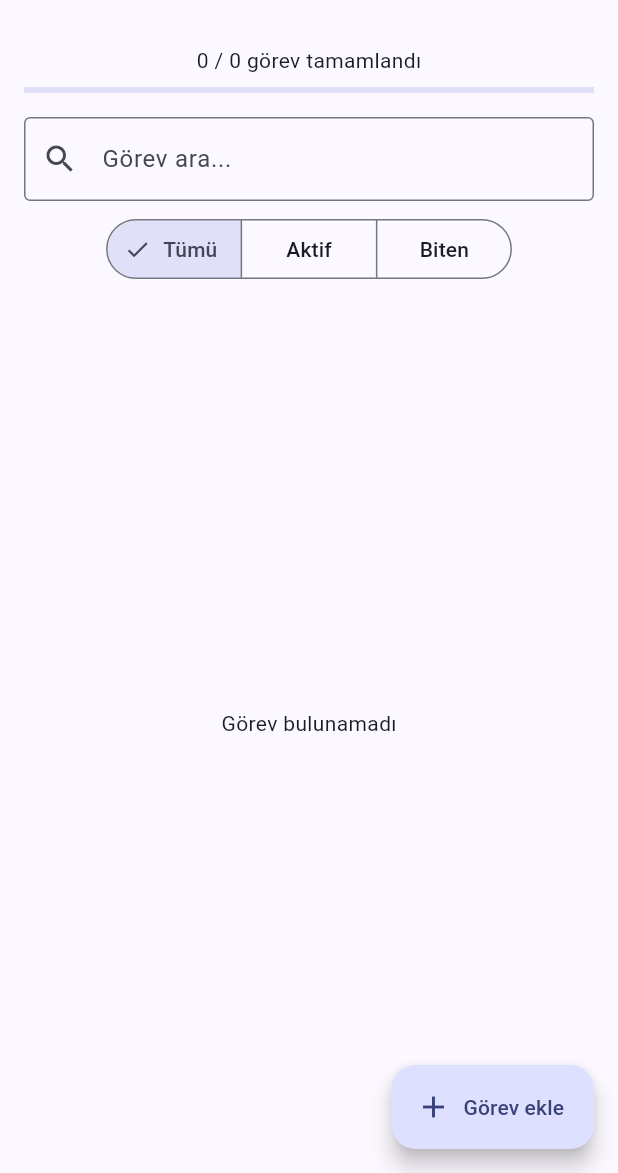
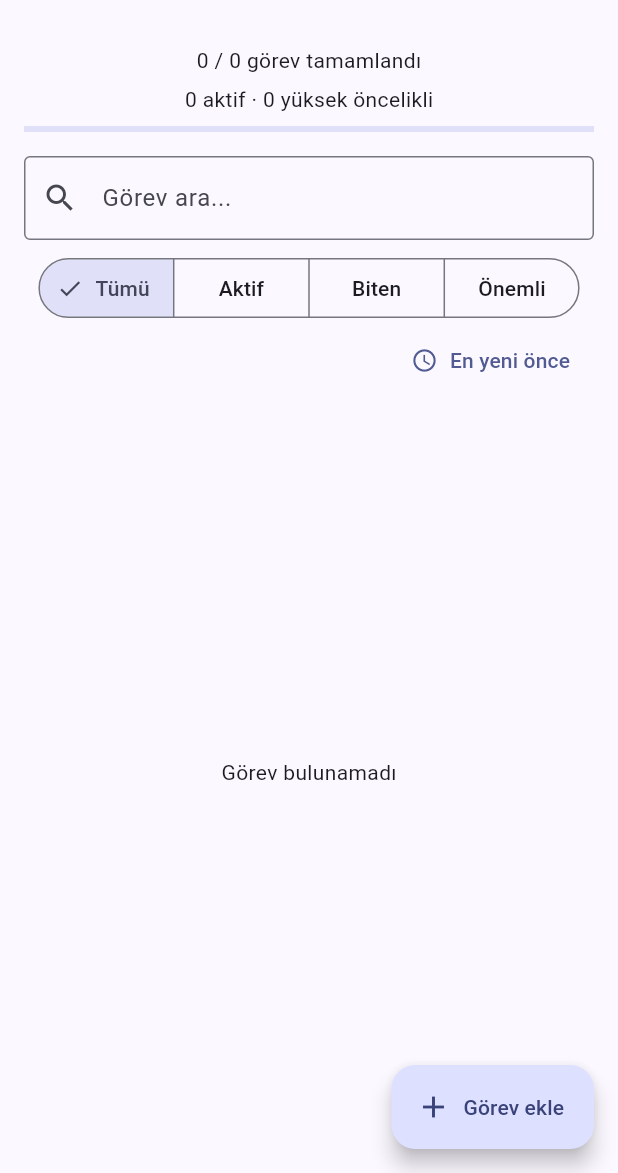
Before and after one commit to alidanis61615/TaskFlow, a Flutter app: the screen it shows after launch, on a phone screen of 412 x 824 dp, the part 63-1236 px from its top. Run offline on Flutter 3.47's test engine with Material 3 defaults, Android fonts, the phone set to English and light mode, and no system bars; our stand-ins replace shared_preferences, sqflite; accounts and stored records are empty.

Commit message:
feat: task stats, important filter, sort toggle and delete confirmation

```diff
--- a/lib/main.dart
+++ b/lib/main.dart
@@ -124,6 +124,7 @@ class _TaskHomeState extends State<TaskHome> {
   List<Task> tasks = [];
   String search = '';
   int filter = 0;
+  bool newestFirst = false;
 
   @override
   void initState() {
@@ -185,9 +186,13 @@ class _TaskHomeState extends State<TaskHome> {
       final matches = ('${t.title} ${t.description}')
         .toLowerCase().contains(search.toLowerCase());
       return matches && (filter == 0 || (filter == 1 && !t.completed) ||
-        (filter == 2 && t.completed));
+        (filter == 2 && t.completed) || (filter == 3 && t.priority == 2 && !t.completed));
     }).toList();
+    if (newestFirst) {
+      shown.sort((a, b) => b.createdAt.compareTo(a.createdAt));
+    }
     final done = tasks.where((t) => t.completed).length;
+    final high = tasks.where((t) => t.priority == 2 && !t.completed).length;
     return Scaffold(
       appBar: AppBar(title: const Text('TaskFlow'),
         actions: [IconButton(
@@ -200,6 +205,8 @@ class _TaskHomeState extends State<TaskHome> {
       body: Padding(padding: const EdgeInsets.all(16),
         child: Column(children: [
           Text('$done / ${tasks.length} görev tamamlandı'),
+          const SizedBox(height: 6),
+          Text('${tasks.length - done} aktif · $high yüksek öncelikli'),
           const SizedBox(height: 8),
           LinearProgressIndicator(value: tasks.isEmpty ? 0 : done / tasks.length),
           const SizedBox(height: 16),
@@ -212,9 +219,13 @@ class _TaskHomeState extends State<TaskHome> {
             ButtonSegment(value: 0, label: Text('Tümü')),
             ButtonSegment(value: 1, label: Text('Aktif')),
             ButtonSegment(value: 2, label: Text('Biten')),
+            ButtonSegment(value: 3, label: Text('Önemli')),
           ], selected: {filter},
             onSelectionChanged: (v) => setState(() => filter = v.first)),
-          const SizedBox(height: 8),
+          Align(alignment: Alignment.centerRight, child: TextButton.icon(
+            onPressed: () => setState(() => newestFirst = !newestFirst),
+            icon: Icon(newestFirst ? Icons.sort : Icons.access_time),
+            label: Text(newestFirst ? 'Önceliğe göre sırala' : 'En yeni önce'))),
           Expanded(child: shown.isEmpty
             ? const Center(child: Text('Görev bulunamadı'))
             : ListView.builder(itemCount: shown.length,
@@ -236,6 +247,18 @@ class _TaskHomeState extends State<TaskHome> {
                   trailing: IconButton(icon: const Icon(Icons.delete_outline),
                     tooltip: 'Sil', onPressed: () async {
                       if (task.id == null) return;
+                      final confirmed = await showDialog<bool>(context: context,
+                        builder: (dialogContext) => AlertDialog(
+                          title: const Text('Görev silinsin mi?'),
+                          content: Text('"${task.title}" kalıcı olarak silinecek.'),
+                          actions: [
+                            TextButton(onPressed: () => Navigator.pop(dialogContext, false),
+                              child: const Text('Vazgeç')),
+                            FilledButton(onPressed: () => Navigator.pop(dialogContext, true),
+                              child: const Text('Sil')),
+                          ],
+                        ));
+                      if (confirmed != true) return;
                       await TaskDatabase.instance.delete(task.id!);
                       await refresh();
                     }),
```
